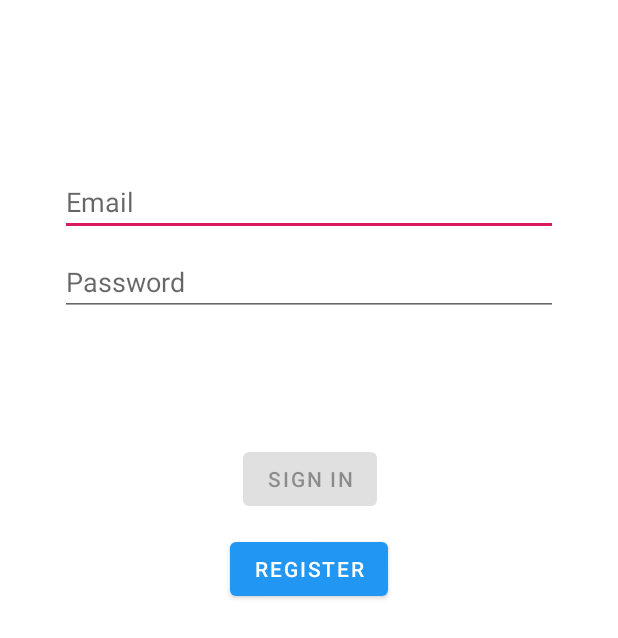
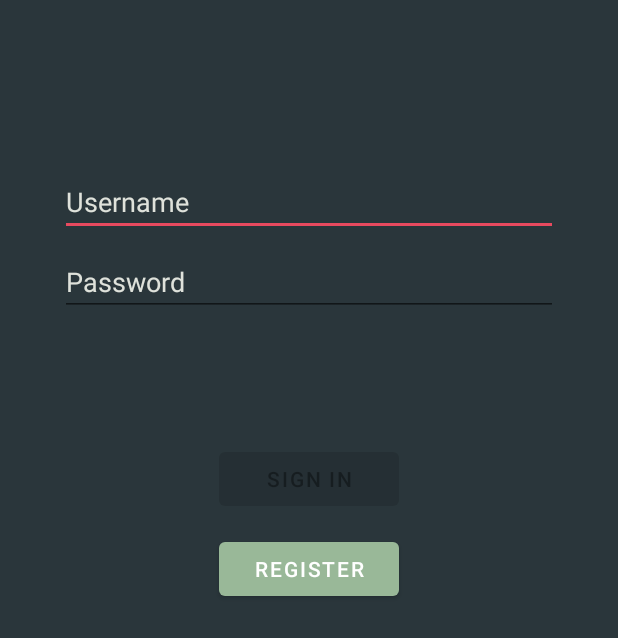
Before and after one commit to EduardValentin/powerlogger-android, an Android app: the screen it shows after launch (LoginActivity), on a phone screen of 412 x 824 dp. Shown: the top 638 px of the screen. Run offline under Robolectric (Android 15) with nearby library versions, the phone set to English and light mode, and no system bars.

Commit message:
visual changes

```diff
--- a/app/build.gradle
+++ b/app/build.gradle
@@ -50,8 +50,6 @@ dependencies {
     implementation 'com.diegodobelo.expandingview:expanding-view:0.9.4'
     implementation 'com.google.android.material:material:1.2.0-alpha05'
 
-    implementation 'com.github.pratikbutani:MultiSelectSpinner:-SNAPSHOT'
-
     testImplementation 'junit:junit:4.12'
     androidTestImplementation 'androidx.test:runner:1.1.1'
     androidTestImplementation 'androidx.test.espresso:espresso-core:3.1.1'
--- a/app/src/main/java/com/example/powerlogger/APIClient.java
+++ b/app/src/main/java/com/example/powerlogger/APIClient.java
@@ -23,7 +23,7 @@ public class APIClient {
                     .build();
 
             retrofit = new Retrofit.Builder()
-                    .baseUrl("http://10.8.3.201:8888")
+                    .baseUrl("http://192.168.100.25:8080")
                     .addConverterFactory(GsonConverterFactory.create())
                     .client(client)
                     .build();
--- a/app/src/main/res/layout/activity_login.xml
+++ b/app/src/main/res/layout/activity_login.xml
@@ -13,14 +13,16 @@
 
     <EditText
         android:id="@+id/username"
+        style="@style/MyEditTextStyle"
         android:layout_width="0dp"
         android:layout_height="wrap_content"
         android:layout_marginStart="24dp"
         android:layout_marginTop="96dp"
+
         android:layout_marginEnd="24dp"
-
-        android:hint="@string/prompt_email"
-        android:inputType="textEmailAddress"
+        android:hint="@string/username"
+        android:importantForAutofill="no"
+        android:inputType="textLongMessage"
         android:selectAllOnFocus="true"
         app:layout_constraintEnd_toEndOf="parent"
         app:layout_constraintStart_toStartOf="parent"
@@ -28,12 +30,14 @@
 
     <EditText
         android:id="@+id/password"
+        style="@style/MyEditTextStyle"
         android:layout_width="0dp"
         android:layout_height="wrap_content"
         android:layout_marginStart="24dp"
         android:layout_marginTop="8dp"
+
         android:layout_marginEnd="24dp"
-
+        android:autofillHints=""
         android:hint="@string/prompt_password"
         android:imeActionLabel="@string/action_sign_in_short"
         android:imeOptions="actionDone"
@@ -41,11 +45,11 @@
         android:selectAllOnFocus="true"
         app:layout_constraintEnd_toEndOf="parent"
         app:layout_constraintStart_toStartOf="parent"
-        app:layout_constraintTop_toBottomOf="@+id/username"
-        android:autofillHints="" />
+        app:layout_constraintTop_toBottomOf="@+id/username" />
 
     <Button
         android:id="@+id/login"
+        style="@style/MyButtonStyle"
         android:layout_width="wrap_content"
         android:layout_height="wrap_content"
         android:layout_gravity="start"
@@ -80,6 +84,7 @@
 
     <Button
         android:id="@+id/toUserSettingsButton"
+        style="@style/MyButtonStyle"
         android:layout_width="wrap_content"
         android:layout_height="wrap_content"
         android:layout_marginTop="60dp"
--- a/app/src/main/res/layout/fragment_group_create_or_edit.xml
+++ b/app/src/main/res/layout/fragment_group_create_or_edit.xml
@@ -12,6 +12,7 @@
 
         <EditText
             android:id="@+id/groupName"
+            style="@style/MyEditTextStyle"
             android:layout_width="match_parent"
             android:layout_height="wrap_content"
             android:layout_marginStart="20dp"
--- a/app/src/main/res/layout/fragment_logger.xml
+++ b/app/src/main/res/layout/fragment_logger.xml
@@ -44,14 +44,12 @@
                 android:layout_marginEnd="70dp"
                 android:clickable="true"
                 android:focusable="true"
-                android:tint="@android:color/transparent"
-                app:backgroundTint="@android:color/transparent"
+                app:backgroundTint="@color/textColor"
                 app:backgroundTintMode="add"
                 app:elevation="2dp"
                 app:fabSize="mini"
                 app:layout_constraintEnd_toEndOf="parent"
                 app:layout_constraintTop_toTopOf="parent"
-                app:rippleColor="@android:color/transparent"
                 app:srcCompat="@drawable/ic_arrow_right" />
 
             <ListView
--- a/app/src/main/res/layout/fragment_register.xml
+++ b/app/src/main/res/layout/fragment_register.xml
@@ -1,6 +1,7 @@
 <?xml version="1.0" encoding="utf-8"?>
 
-<layout xmlns:android="http://schemas.android.com/apk/res/android"
+<layout xmlns:tools="http://schemas.android.com/tools"
+    xmlns:android="http://schemas.android.com/apk/res/android"
     xmlns:app="http://schemas.android.com/apk/res-auto">
 
     <data>
@@ -11,7 +12,6 @@
     </data>
 
     <FrameLayout
-        xmlns:tools="http://schemas.android.com/tools"
         android:layout_width="match_parent"
         android:layout_height="match_parent"
         tools:context=".ui.register.RegisterFragment">
@@ -23,6 +23,7 @@
 
             <Button
                 android:id="@+id/toUserSettingsButton"
+                style="@style/MyButtonStyle"
                 android:layout_width="wrap_content"
                 android:layout_height="0dp"
                 android:layout_gravity="start"
--- a/app/src/main/res/values/colors.xml
+++ b/app/src/main/res/values/colors.xml
@@ -1,6 +1,8 @@
 <?xml version="1.0" encoding="utf-8"?>
 <resources>
-    <color name="colorPrimary">#2196F3</color>
+    <color name="colorPrimary">#99B898</color>
     <color name="colorPrimaryDark">#00574B</color>
-    <color name="colorAccent">#D81B60</color>
+    <color name="colorAccent">#E84A5F</color>
+    <color name="background">#2A363B</color>
+    <color name="textColor">#dfe2db</color>
 </resources>
--- a/app/src/main/res/values/strings.xml
+++ b/app/src/main/res/values/strings.xml
@@ -10,8 +10,8 @@
     <!-- TODO: Remove or change this placeholder text -->
     <string name="hello_blank_fragment">Hello blank fragment</string>
     <string name="add_exercise_btn_text">Add Exercise</string>
-    <string name="log_name_here_placeholder">Log name here</string>
-    <string name="exercise_name_placeholder">Enter exercise name here</string>
+    <string name="log_name_here_placeholder">name</string>
+    <string name="exercise_name_placeholder">name</string>
     <string name="include_group">Include Group</string>
     <string name="add_a_log_group">Add a log group</string>
 
@@ -43,4 +43,5 @@
     <string name="minutes">minutes</string>
     <string name="notes">notes</string>
     <string name="add_log">Add Log</string>
+    <string name="save">Save</string>
 </resources>
--- a/app/src/main/res/values/styles.xml
+++ b/app/src/main/res/values/styles.xml
@@ -14,6 +14,50 @@
         <item name="colorPrimary">@color/colorPrimary</item>
         <item name="colorPrimaryDark">@color/colorPrimaryDark</item>
         <item name="colorAccent">@color/colorAccent</item>
+        <item name="android:background">@color/background</item>
+        <item name="android:textColor">@color/textColor</item>
+        <item name="android:textColorHint">@color/textColor</item>
+        <item name="android:windowBackground">@color/background</item>
+        <item name="android:colorBackground">@color/background</item>
+        <item name="android:buttonStyle">@style/MyButtonStyle</item>
+        <item name="android:spinnerStyle">@style/MyDropdownStyle</item>
+    </style>
+
+    <style name="MyAlertDialog" parent="Theme.MaterialComponents.DayNight.Dialog">
+        <!-- Customize your theme here. -->
+
+    </style>
+
+    <style name="MyEditTextStyle" parent="Widget.AppCompat.EditText">
+        <item name="android:textColor">@color/textColor</item>
+        <item name="android:textColorHint">@color/textColor</item>
+
+        <!-- Customize your theme here. -->
+        <!--        <selector xmlns:android="http://schemas.android.com/apk/res/android">-->
+        <!--            <item name="android:backgroundTint" android:state_enabled="false">@color/colorPrimary</item>-->
+        <!--        </selector>-->
+    </style>
+
+
+    <style name="MyButtonStyle" parent="Widget.MaterialComponents.Button">
+        <item name="android:width">120dp</item>
+        <!-- Customize your theme here. -->
+<!--        <selector xmlns:android="http://schemas.android.com/apk/res/android">-->
+<!--            <item name="android:backgroundTint" android:state_enabled="false">@color/colorPrimary</item>-->
+<!--        </selector>-->
+    </style>
+
+
+    <style name="MyAccentButtonStyle" parent="Widget.MaterialComponents.Button">
+        <!-- Customize your theme here. -->
+        <item name="android:width">120dp</item>
+        <item name="android:backgroundTint">@color/colorAccent</item>
+    </style>
+
+
+    <style name="MyDropdownStyle" parent="Widget.AppCompat.Spinner.DropDown">
+        <!-- Customize your theme here. -->
+        <item name="android:backgroundTint">@color/colorPrimary</item>
     </style>
 
     <style name="HiddenTitleTheme" parent="AppTheme">
```
Also changed, not shown: app/src/main/java/com/example/powerlogger/dto/GroupDTO.java (+13 -3 lines), app/src/main/java/com/example/powerlogger/lib/MultiSelectItem.java (deleted, +0 -22 lines), app/src/main/java/com/example/powerlogger/lib/SelectableItem.java (added, +8 -0 lines), app/src/main/java/com/example/powerlogger/lib/multiselect/MultiSelectSpinner.java (+95 -5 lines), app/src/main/java/com/example/powerlogger/ui/logger/CreateOrEditLogFragment.java (+8 -16 lines), app/src/main/res/layout/fragment_create_edit_log.xml (+27 -13 lines).
